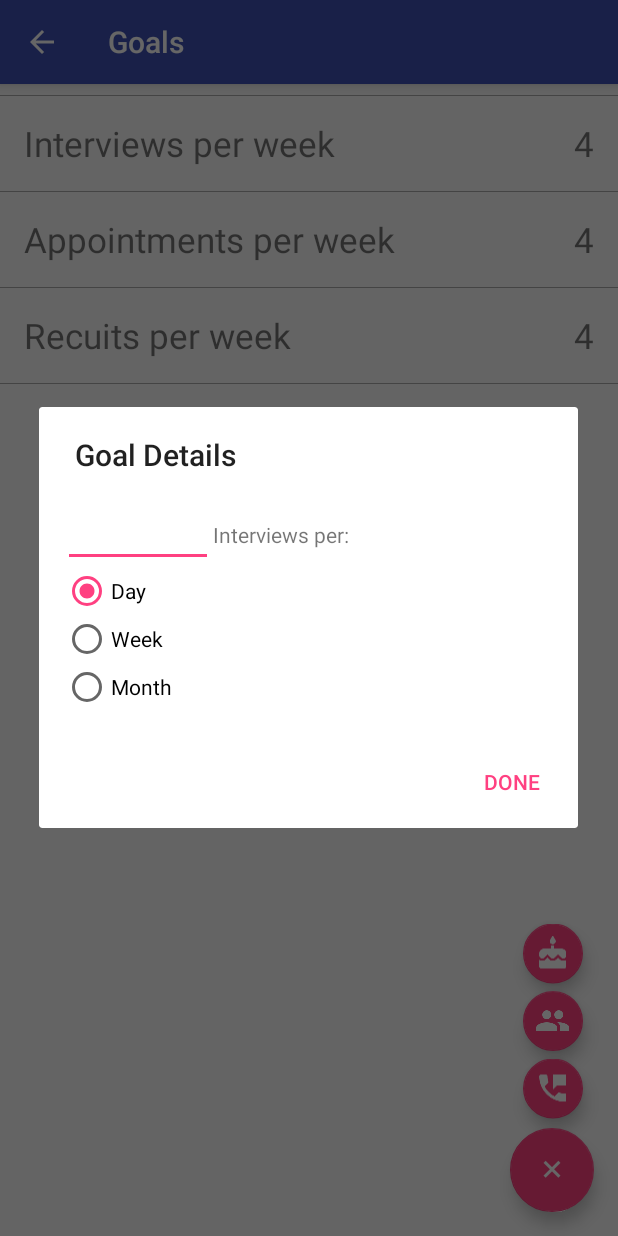
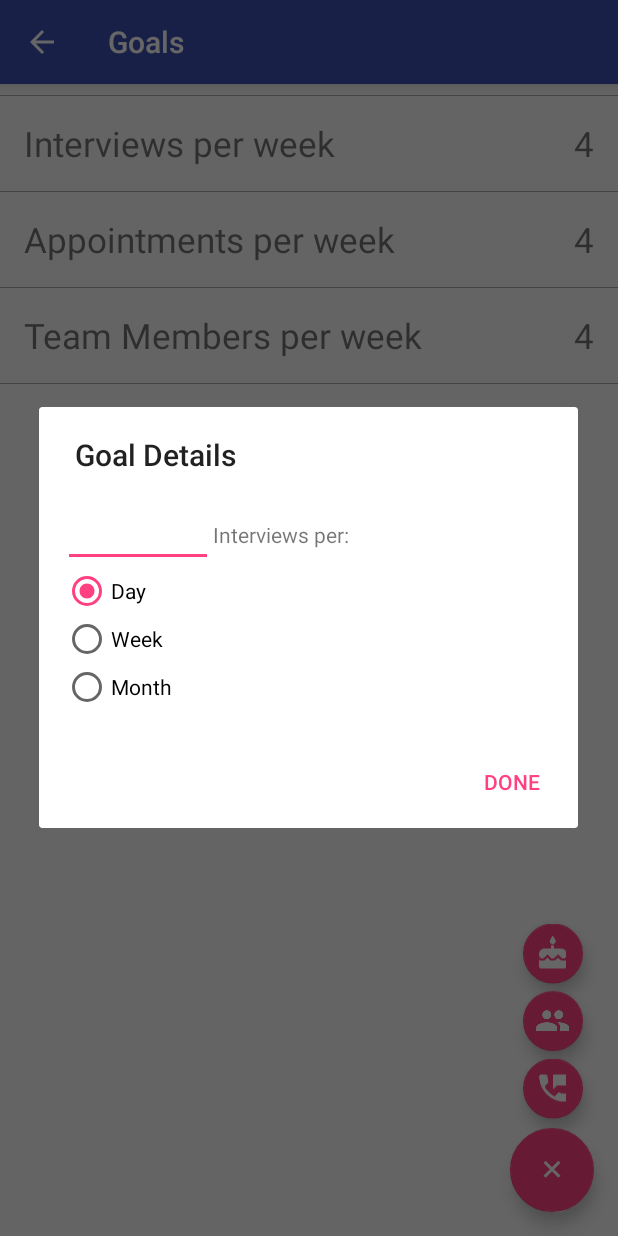
Before and after one commit to yallen011/Leadster, an Android app: the GoalsActivity screen opened directly, with no data from a screen before it, after a tap on an icon or button, on a phone screen of 412 x 824 dp. Run offline under Robolectric (Android 15) with nearby library versions, the phone set to English and light mode, and no system bars; 1 other tap on this screen came first.

Commit message:
refactored code

```diff
--- a/app/src/main/java/com/ubcma/leadster/activity/GoalsActivity.java
+++ b/app/src/main/java/com/ubcma/leadster/activity/GoalsActivity.java
@@ -179,14 +179,14 @@ public class GoalsActivity extends AppCompatActivity implements GoalDetailsFragm
         labels.add("Calls per week");
         labels.add("Interviews per week");
         labels.add("Appointments per week");
-        labels.add("Recuits per week");
+        labels.add("Team Members per week");
 
         return labels;
     }
 
     @Override
     public void onGoalSelected(String goal, String frequency) {
-        Toast.makeText(this, "Goal:" + goal + "Frequency" + frequency
+        Toast.makeText(this, "Goal:" + goal + "Frequency:" + frequency
                 , Toast.LENGTH_SHORT).show();
     }
 }
--- a/app/src/main/java/com/ubcma/leadster/fragment/GoalDetailsFragment.java
+++ b/app/src/main/java/com/ubcma/leadster/fragment/GoalDetailsFragment.java
@@ -82,10 +82,13 @@ public class GoalDetailsFragment extends DialogFragment {
         AlertDialog.Builder builder = new AlertDialog.Builder(mContext);
         LayoutInflater inflater = mContext.getLayoutInflater();
 
+        //inflate the view
         final View dialogView = inflater.inflate(R.layout.fragment_goals_details, null);
         final EditText goalInput = (EditText) dialogView.findViewById(R.id.goal_input);
         TextView messageTextView = (TextView) dialogView.findViewById(R.id.goal_message);
         RadioGroup goalFrequency = (RadioGroup) dialogView.findViewById(R.id.goal_frequency_group);
+
+        //set radio button checked behavior
         goalFrequency.setOnCheckedChangeListener(new RadioGroup.OnCheckedChangeListener() {
             @Override
             public void onCheckedChanged(RadioGroup group, @IdRes int checkedId) {
@@ -101,11 +104,14 @@ public class GoalDetailsFragment extends DialogFragment {
                 .setPositiveButton(R.string.dialog_done, new DialogInterface.OnClickListener() {
                     @Override
                     public void onClick(DialogInterface dialog, int which) {
-                        //TODO create a action on call back
+
+                        //send user input to the host activity
                         mGoal = goalInput.getText().toString();
+
                         if (mFrequency == null){
                             mFrequency = GOAL_FREQUENCY_DEFAULT;
                         }
+
                         mListener.onGoalSelected(mGoal, mFrequency);
 
                         //dismiss the dialog
@@ -113,10 +119,15 @@ public class GoalDetailsFragment extends DialogFragment {
                     }
                 });
 
-        Bundle bundle = getArguments();
         String goalType = getArguments().getString("goalType");
+        messageTextView.setText(getMessageByType(goalType));
+
+        //AlertDialog dialog = builder.create();
+        return builder.create();
+    }
+
+    private String getMessageByType(String goalType) {
         String message;
-
 
 
         //decide wich message to display based on the goal type
@@ -134,10 +145,7 @@ public class GoalDetailsFragment extends DialogFragment {
                 message = GOAL_CALL_MESSAGE;
                 break;
         }
-        messageTextView.setText(message);
-
-        //AlertDialog dialog = builder.create();
-        return builder.create();
+        return message;
     }
 
 //    @Override
```
